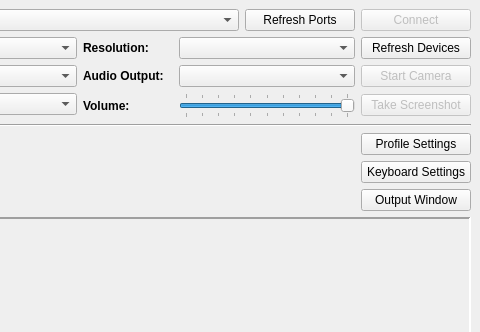
First picture: the form in mainwindow.ui, repository brianuuu/AutoController2, before the edit; both pictures show x 320 to 800 and y 0 to 332 of the 800 by 586 pixel window.
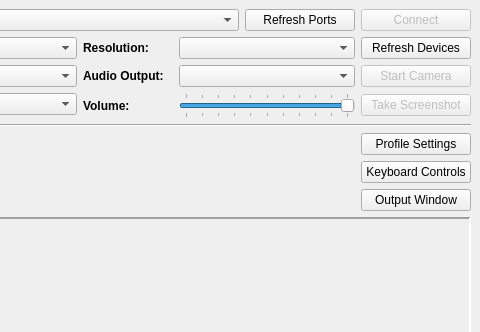
Second picture: the form after the edit.

Commit message: KeyboardManager 4th pass: working keyboard control

Patch:
```diff
--- a/mainwindow.ui
+++ b/mainwindow.ui
@@ -477,7 +477,7 @@
                </size>
               </property>
               <property name="text">
-               <string>Keyboard Settings</string>
+               <string>Keyboard Controls</string>
               </property>
              </widget>
             </item>
```
The commit also changes 5 other files.
